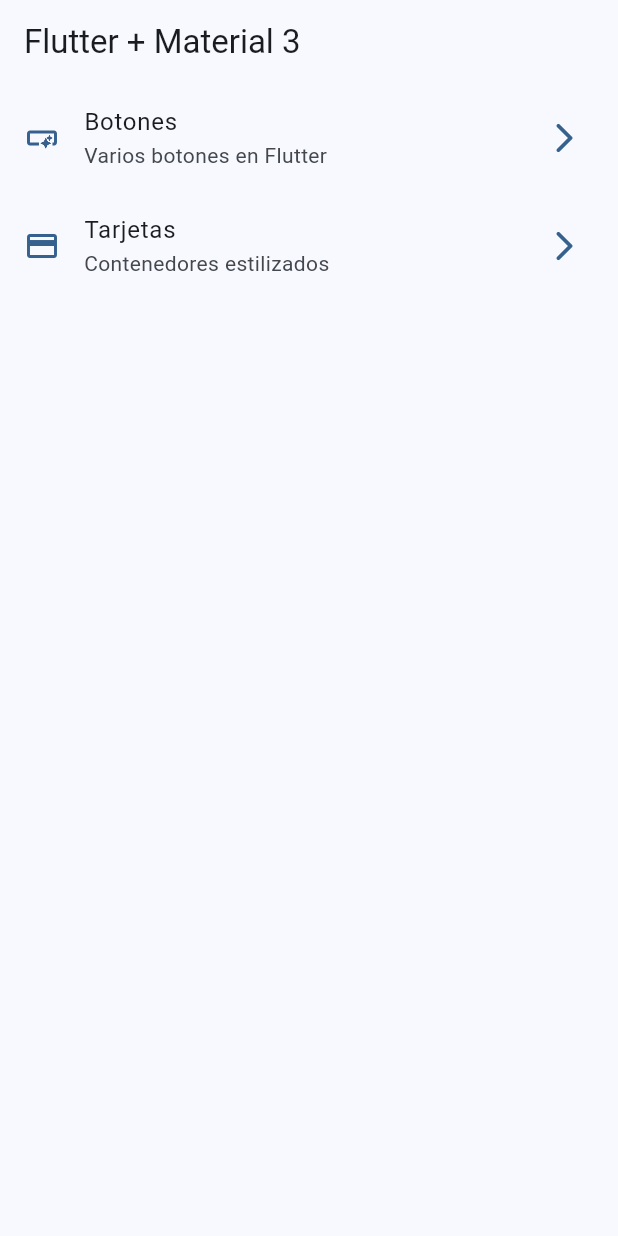
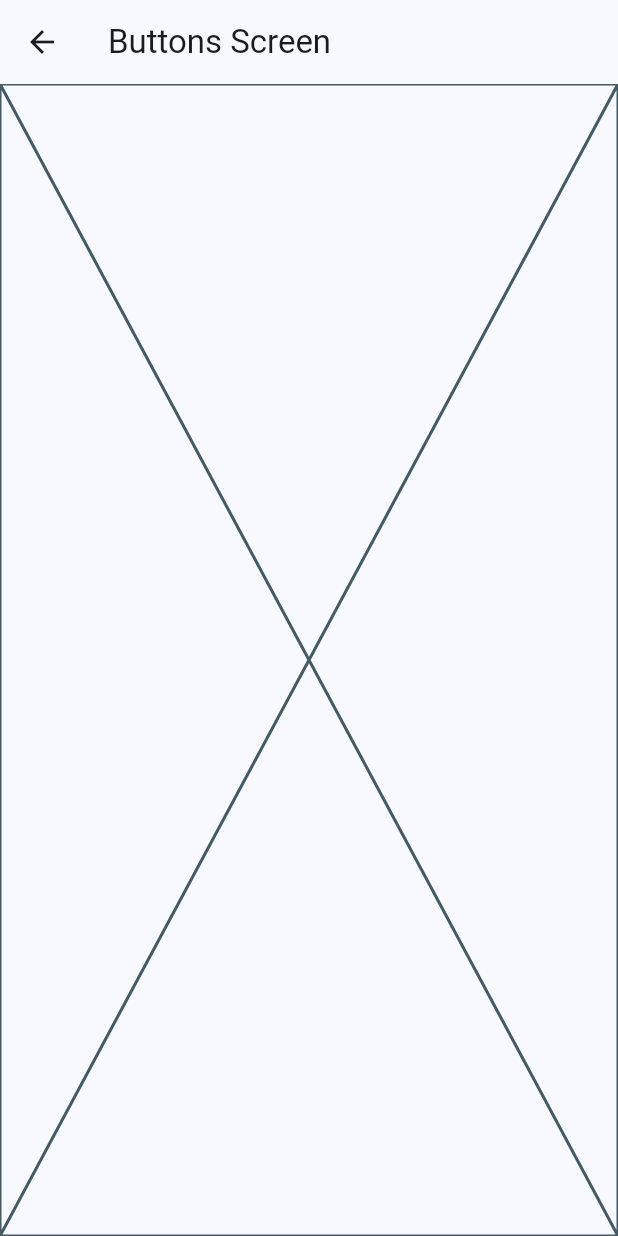
Before and after one commit to glorona/MyFlutterApps, a Flutter app: the screen it shows after launch, after a tap on "Botones", on a phone screen of 412 x 824 dp. Run offline on Flutter 3.47's test engine with Material 3 defaults, Android fonts, the phone set to English and light mode, and no system bars; our stand-ins replace animate_do, dio, video_player.

```diff
--- a/widgets_app/lib/config/menu/menu_items.dart
+++ b/widgets_app/lib/config/menu/menu_items.dart
@@ -22,6 +22,6 @@ const appMenuItems = <MenuItem>[
     MenuItem(
         title: 'Tarjetas',
         subtitle: 'Contenedores estilizados',
-        url: '/card',
+        url: '/cards',
         icon: Icons.credit_card),
   ];
--- a/widgets_app/lib/main.dart
+++ b/widgets_app/lib/main.dart
@@ -1,5 +1,7 @@
 import 'package:flutter/material.dart';
 import 'package:widgets_app/config/theme/app_theme.dart';
+import 'package:widgets_app/presentation/screens/buttons/buttons_screen.dart';
+import 'package:widgets_app/presentation/screens/cards/cards_screen.dart';
 import 'package:widgets_app/presentation/screens/home/home_screen.dart';
 
 void main() {
@@ -15,6 +17,10 @@ class MainApp extends StatelessWidget {
       debugShowCheckedModeBanner: false,
       theme: AppTheme(selectedColor: 0).getTheme(),
       home: const HomeScreen(),
+      routes: {
+        '/buttons': (context) => const ButtonsScreen(),
+        '/cards': (context) => const CardsScreen(),
+      },
     );
   }
 }
--- /dev/null
+++ b/widgets_app/lib/presentation/screens/buttons/buttons_screen.dart
@@ -0,0 +1,13 @@
+import 'package:flutter/material.dart';
+
+class ButtonsScreen extends StatelessWidget {
+  const ButtonsScreen({super.key});
+
+  @override
+  Widget build(BuildContext context) {
+    return Scaffold(
+      appBar: AppBar(title: const Text('Buttons Screen')),
+      body: const Placeholder(),
+    );
+  }
+}
--- a/widgets_app/lib/presentation/screens/home/home_screen.dart
+++ b/widgets_app/lib/presentation/screens/home/home_screen.dart
@@ -42,12 +42,15 @@ class _CustomListTile extends StatelessWidget {
   Widget build(BuildContext context) {
     final colors = Theme.of(context).colorScheme;
     return ListTile(
-      leading: Icon(menuItem.icon, color: colors.primary,),
+      leading: Icon(
+        menuItem.icon,
+        color: colors.primary,
+      ),
       trailing: Icon(Icons.arrow_forward_ios_rounded, color: colors.primary),
       title: Text(menuItem.title),
       subtitle: Text(menuItem.subtitle),
-      onTap: (){
-        //TODO: navegar a otra pantalla
+      onTap: () {
+        Navigator.pushNamed(context, menuItem.url);
       },
     );
   }
```
Also changed, not shown: widgets_app/lib/presentation/screens/cards/cards_screen.dart (added, +13 -0 lines).
